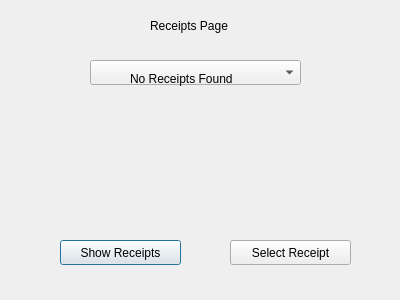
The window that Tax_Shopping_Calculator/receipts.ui (AndyVera/CPSC_254_Tax_Shopping_Calculator) describes before a commit, drawn with Qt 5.
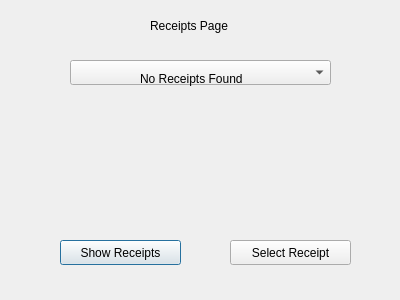
The same window after the commit.

Commit message: Added 10 different cities to choose from and fixed an issue where it wasn't able to open the receipts files

Diff of the .ui file:
```diff
--- a/Tax_Shopping_Calculator/receipts.ui
+++ b/Tax_Shopping_Calculator/receipts.ui
@@ -55,9 +55,9 @@
   <widget class="QComboBox" name="ReceiptList">
    <property name="geometry">
     <rect>
-     <x>90</x>
+     <x>70</x>
      <y>60</y>
-     <width>211</width>
+     <width>261</width>
      <height>25</height>
     </rect>
    </property>
@@ -65,7 +65,7 @@
   <widget class="QLabel" name="NoReceiptsFound">
    <property name="geometry">
     <rect>
-     <x>130</x>
+     <x>140</x>
      <y>70</y>
      <width>141</width>
      <height>17</height>
```
The commit also changes 9 other files.
